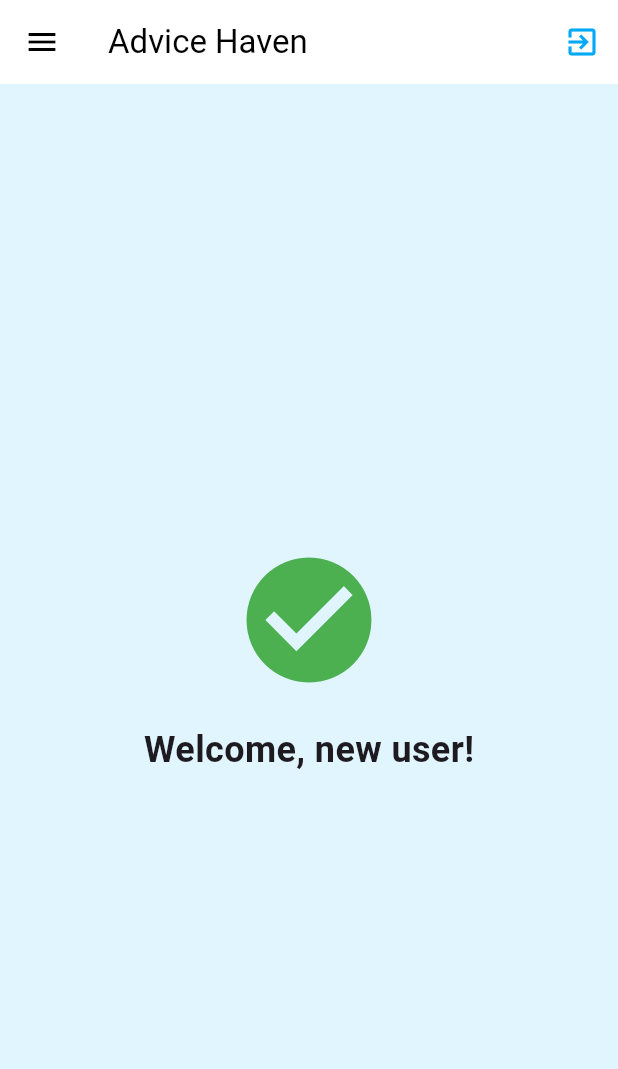
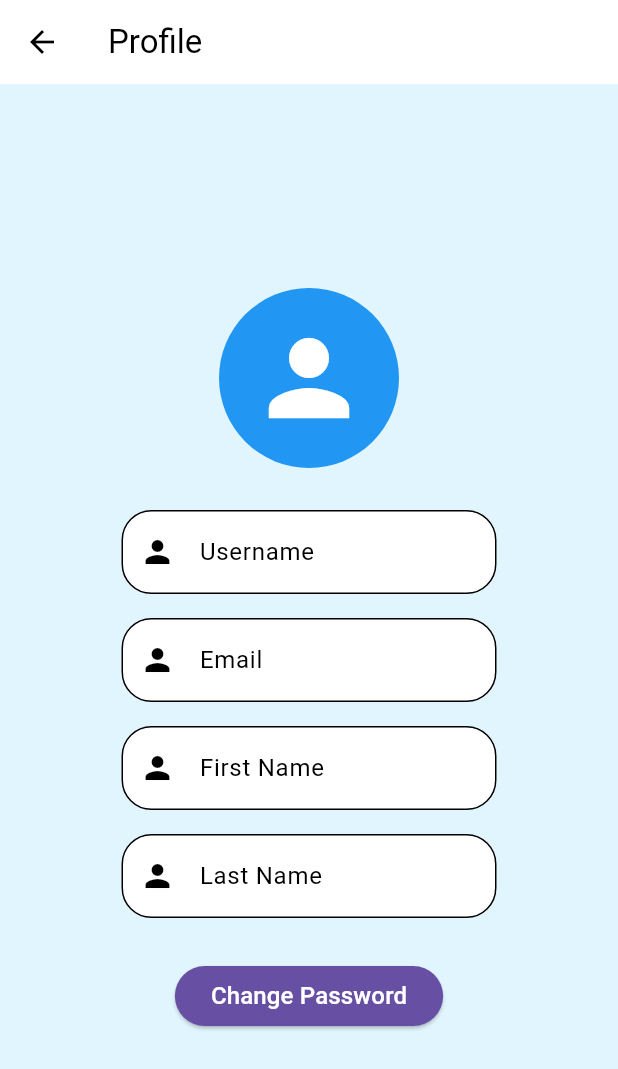
Before and after one commit to bpasic1/Counseling-Flutter-Project, a Flutter app: the screen it shows once a user with an empty profile is signed in, in the side drawer, after a tap on "Profile", on a phone screen of 412 x 824 dp. Shown: the top 1069 px of the screen. Run offline on Flutter 3.47's test engine with Material 3 defaults, Android fonts, the phone set to English and light mode, and no system bars; our stand-ins replace cloud_firestore, firebase_auth, firebase_core; accounts and stored records are empty.

Commit message:
Password change implemented, fixed username null bug.

```diff
--- a/counseling_flutter_app/lib/screens/main_application_screen.dart
+++ b/counseling_flutter_app/lib/screens/main_application_screen.dart
@@ -1,17 +1,38 @@
 import 'package:cloud_firestore/cloud_firestore.dart';
+import 'package:counseling_flutter_app/screens/profile_screen.dart';
 import 'package:firebase_auth/firebase_auth.dart';
 import 'package:flutter/material.dart';
 
-class MainApplicationScreen extends StatelessWidget {
+class MainApplicationScreen extends StatefulWidget {
   final bool isNewUser;
 
-  const MainApplicationScreen({super.key, required this.isNewUser});
+  const MainApplicationScreen({Key? key, required this.isNewUser})
+      : super(key: key);
+
+  @override
+  State<MainApplicationScreen> createState() => _MainApplicationScreenState();
+}
+
+class _MainApplicationScreenState extends State<MainApplicationScreen> {
+  late String username = '';
+  late String email = '';
+  late String firstName = '';
+  late String lastName = '';
+  bool isLoading = true;
+
+  late Stream<DocumentSnapshot> userDataStream;
+
+  @override
+  void initState() {
+    super.initState();
+    User? user = FirebaseAuth.instance.currentUser;
+    String? userId = user?.uid;
+    userDataStream =
+        FirebaseFirestore.instance.collection('users').doc(userId).snapshots();
+  }
 
   @override
   Widget build(BuildContext context) {
-    User? user = FirebaseAuth.instance.currentUser;
-    String? userId = user?.uid;
-
     return Scaffold(
       backgroundColor: Colors.lightBlue.shade50,
       appBar: AppBar(
@@ -29,9 +50,8 @@ class MainApplicationScreen extends StatelessWidget {
         ],
       ),
       drawer: Drawer(
-        child: FutureBuilder<DocumentSnapshot>(
-          future:
-              FirebaseFirestore.instance.collection('users').doc(userId).get(),
+        child: StreamBuilder<DocumentSnapshot>(
+          stream: userDataStream,
           builder: (context, snapshot) {
             if (snapshot.connectionState == ConnectionState.waiting) {
               return CircularProgressIndicator();
@@ -41,8 +61,10 @@ class MainApplicationScreen extends StatelessWidget {
               return Text('User data not found');
             } else {
               var userData = snapshot.data!.data() as Map<String, dynamic>;
-              String username = userData['username'];
-              String email = userData['email'];
+              username = userData['username'] ?? '';
+              email = userData['email'];
+              firstName = userData['firstName'];
+              lastName = userData['lastName'];
               return ListView(
                 padding: EdgeInsets.zero,
                 children: [
@@ -61,28 +83,34 @@ class MainApplicationScreen extends StatelessWidget {
                   ListTile(
                     title: Text('Profile'),
                     onTap: () {
-                      // Navigate to the Profile screen
-                      Navigator.pop(context); // Close the drawer
-                      // You can implement navigation to the Profile screen here
+                      Navigator.pop(context);
+                      Navigator.push(
+                        context,
+                        MaterialPageRoute(
+                          builder: (context) => ProfileScreen(
+                            username: username,
+                            email: email,
+                            firstName: firstName,
+                            lastName: lastName,
+                          ),
+                        ),
+                      );
                     },
                   ),
                   ListTile(
                     title: Text('Reviews'),
                     onTap: () {
-                      // Navigate to the Reviews screen
-                      Navigator.pop(context); // Close the drawer
+                      Navigator.pop(context);
                       // You can implement navigation to the Reviews screen here
                     },
                   ),
                   ListTile(
                     title: Text('Advices'),
                     onTap: () {
-                      // Navigate to the Advices screen
-                      Navigator.pop(context); // Close the drawer
+                      Navigator.pop(context);
                       // You can implement navigation to the Advices screen here
                     },
                   ),
-                  // Add more ListTile widgets for additional options as needed
                 ],
               );
             }
@@ -100,7 +128,7 @@ class MainApplicationScreen extends StatelessWidget {
             ),
             const SizedBox(height: 20),
             Text(
-              isNewUser ? 'Welcome, new user!' : 'Welcome back!',
+              widget.isNewUser ? 'Welcome, new user!' : 'Welcome back!',
               style: const TextStyle(
                 fontSize: 24,
                 fontWeight: FontWeight.bold,
--- /dev/null
+++ b/counseling_flutter_app/lib/screens/profile_screen.dart
@@ -0,0 +1,72 @@
+import 'package:counseling_flutter_app/widgets/change_password_dialog.dart';
+import 'package:counseling_flutter_app/widgets/read_only_text_field.dart';
+import 'package:flutter/material.dart';
+
+class ProfileScreen extends StatelessWidget {
+  final String username;
+  final String email;
+  final String firstName;
+  final String lastName;
+
+  const ProfileScreen({
+    super.key,
+    required this.username,
+    required this.email,
+    required this.firstName,
+    required this.lastName,
+  });
+
+  @override
+  Widget build(BuildContext context) {
+    return Scaffold(
+      backgroundColor: Colors.lightBlue.shade50,
+      appBar: AppBar(
+        title: Text('Profile'),
+      ),
+      body: Center(
+        child: SingleChildScrollView(
+          child: Column(
+            mainAxisAlignment: MainAxisAlignment.center,
+            children: [
+              CircleAvatar(
+                radius: 60,
+                backgroundColor: Colors.blue,
+                child: Icon(
+                  Icons.person,
+                  size: 80,
+                  color: Colors.white,
+                ),
+              ),
+              SizedBox(height: 20),
+              ReadOnlyTextField(label: 'Username', value: username),
+              ReadOnlyTextField(label: 'Email', value: email),
+              ReadOnlyTextField(label: 'First Name', value: firstName),
+              ReadOnlyTextField(label: 'Last Name', value: lastName),
+              SizedBox(height: 20),
+              ElevatedButton(
+                style: ElevatedButton.styleFrom(
+                  backgroundColor: Theme.of(context).primaryColor,
+                ),
+                onPressed: () {
+                  showDialog(
+                    context: context,
+                    builder: (BuildContext context) {
+                      return ChangePasswordDialog();
+                    },
+                  );
+                },
+                child: Text(
+                  'Change Password',
+                  style: TextStyle(
+                    color: Color.fromRGBO(255, 255, 255, 1),
+                    fontSize: 16,
+                  ),
+                ),
+              ),
+            ],
+          ),
+        ),
+      ),
+    );
+  }
+}
--- /dev/null
+++ b/counseling_flutter_app/lib/widgets/read_only_text_field.dart
@@ -0,0 +1,35 @@
+import 'package:flutter/material.dart';
+
+class ReadOnlyTextField extends StatelessWidget {
+  final String label;
+  final String value;
+
+  const ReadOnlyTextField({
+    super.key,
+    required this.label,
+    required this.value,
+  });
+
+  @override
+  Widget build(BuildContext context) {
+    return Padding(
+      padding: const EdgeInsets.all(8.0),
+      child: SizedBox(
+        width: 250, // Set the desired width here
+        child: TextFormField(
+          initialValue: value,
+          readOnly: true,
+          decoration: InputDecoration(
+            labelText: label,
+            prefixIcon: Icon(Icons.person),
+            border: OutlineInputBorder(
+              borderRadius: BorderRadius.circular(20),
+            ),
+            filled: true,
+            fillColor: Colors.white,
+          ),
+        ),
+      ),
+    );
+  }
+}
--- a/counseling_flutter_app/pubspec.yaml
+++ b/counseling_flutter_app/pubspec.yaml
@@ -39,6 +39,7 @@ dependencies:
   firebase_dart: ^1.1.4
   firebase_auth: ^4.16.0
   cloud_firestore: ^4.14.0
+  http: ^0.13.3
 
 dev_dependencies:
   flutter_test:
```
Also changed, not shown: counseling_flutter_app/lib/widgets/change_password_dialog.dart (added, +126 -0 lines), counseling_flutter_app/pubspec.lock, 1 other file.
